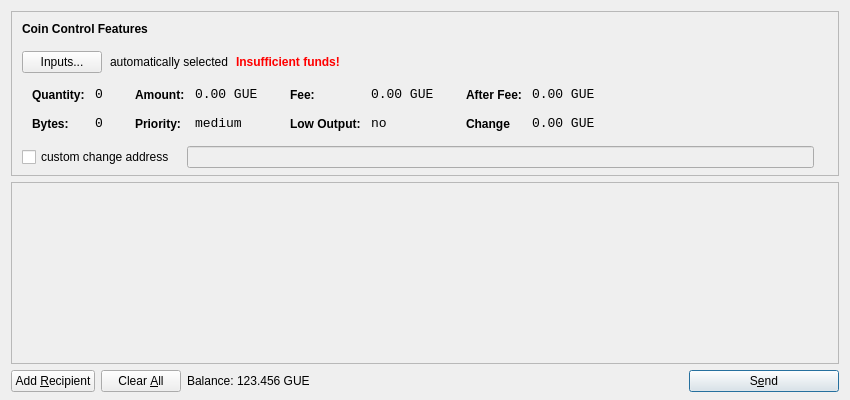
Before: the Qt Designer form src/qt/forms/sendcoinsdialog.ui in PAXcoinnetwork/guerillacoin, drawn with Qt 5.
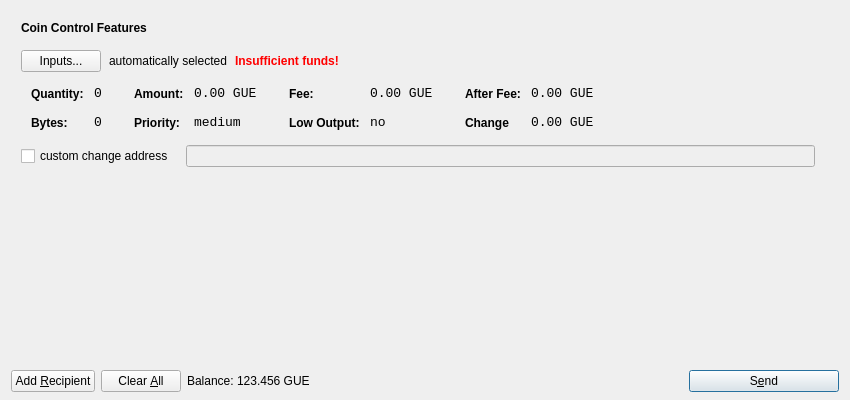
After: the same form once the commit is applied. Icons and pictures are not drawn.

The edit to the form file:
```diff
--- a/src/qt/forms/sendcoinsdialog.ui
+++ b/src/qt/forms/sendcoinsdialog.ui
@@ -32,14 +32,14 @@
       </size>
      </property>
      <property name="frameShape">
-      <enum>QFrame::StyledPanel</enum>
+      <enum>QFrame::NoFrame</enum>
      </property>
      <property name="frameShadow">
-      <enum>QFrame::Sunken</enum>
+      <enum>QFrame::Plain</enum>
      </property>
      <layout class="QVBoxLayout" name="verticalLayoutCoinControl2">
       <property name="spacing">
-       <number>-1</number>
+       <number>6</number>
       </property>
       <property name="leftMargin">
        <number>0</number>
@@ -617,6 +617,12 @@
    </item>
    <item>
     <widget class="QScrollArea" name="scrollArea">
+     <property name="frameShape">
+      <enum>QFrame::NoFrame</enum>
+     </property>
+     <property name="frameShadow">
+      <enum>QFrame::Plain</enum>
+     </property>
      <property name="widgetResizable">
       <bool>true</bool>
      </property>
@@ -625,8 +631,8 @@
        <rect>
         <x>0</x>
         <y>0</y>
-        <width>830</width>
-        <height>165</height>
+        <width>832</width>
+        <height>137</height>
        </rect>
       </property>
       <layout class="QVBoxLayout" name="verticalLayout_2">
```
Left out of the diff: 22 changed lines with no effect on the pictures.
